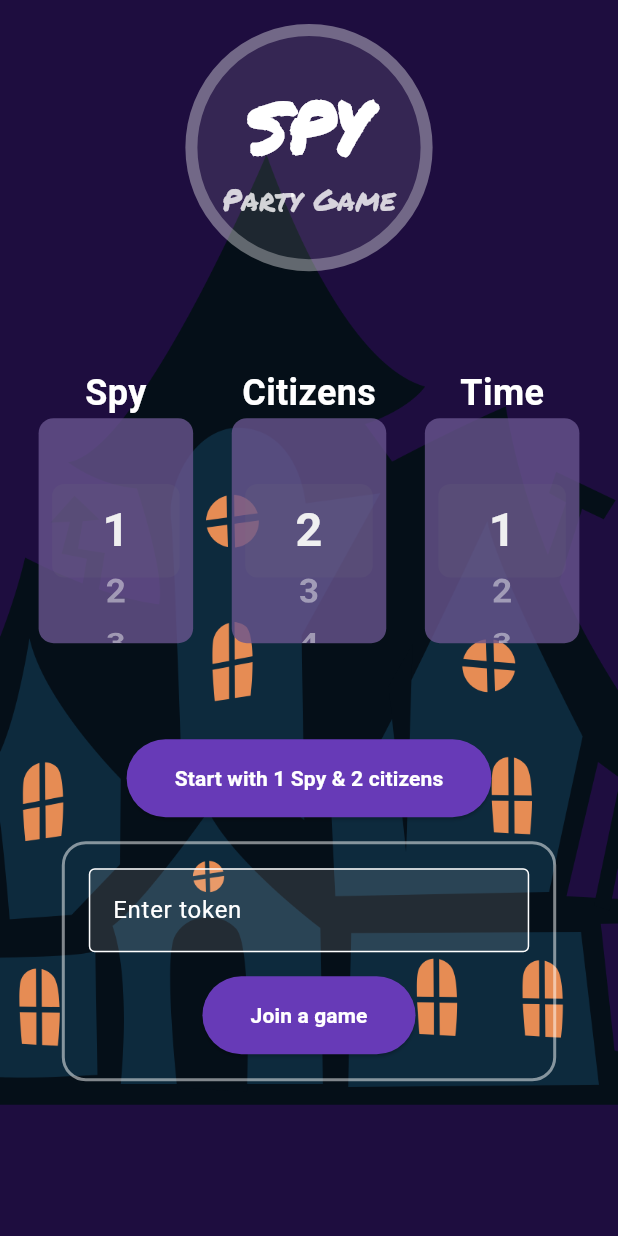
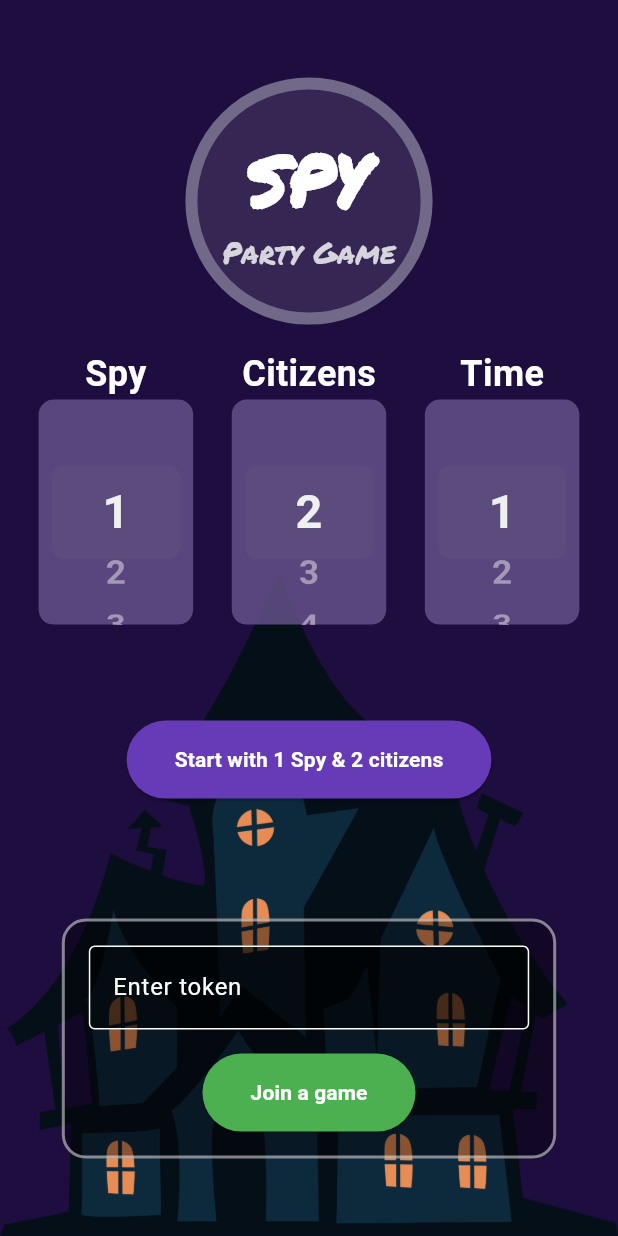
Before and after one commit to miladdiaz/spy_game, a Flutter app: the screen it shows after launch, on a phone screen of 412 x 824 dp. Run offline on Flutter 3.47's test engine with Material 3 defaults, Android fonts, the light colour scheme and no system bars; our stand-ins replace flutter_riverpod, socket_io_client.

Commit message:
join the game

```diff
--- a/lib/providers/game_provider.dart
+++ b/lib/providers/game_provider.dart
@@ -75,8 +75,6 @@ class GameNotifier extends Notifier<Game> {
     state = state.copyWith(token: result['token']);
   }
 
-  List<String> pls = [];
-
   void startSocket() {
     io.Socket socket = io.io('http://192.168.11.111:3000',
         io.OptionBuilder().setTransports(['websocket']).build());
@@ -99,6 +97,10 @@ class GameNotifier extends Notifier<Game> {
     socket.on('connect_error', (_) => print(_));
     socket.on('connecting', (_) => print(_));
   }
+
+  void joinGame(String token) {
+    state = state.copyWith(token: token);
+  }
 }
 
 final gameNotifierProvider = NotifierProvider<GameNotifier, Game>(() {
--- a/lib/screens/home_screen.dart
+++ b/lib/screens/home_screen.dart
@@ -3,6 +3,7 @@ import 'package:flutter_riverpod/flutter_riverpod.dart';
 import 'package:spy_game/providers/game_provider.dart';
 import 'package:spy_game/widgets/button.dart';
 import 'package:spy_game/widgets/counter.dart';
+import 'package:spy_game/widgets/join_game_container.dart';
 import 'package:spy_game/widgets/logo.dart';
 
 class HomeScreen extends ConsumerWidget {
@@ -14,23 +15,27 @@ class HomeScreen extends ConsumerWidget {
     final gameNotifier = ref.read(gameNotifierProvider.notifier);
 
     return Scaffold(
+      extendBody: true,
       backgroundColor: const Color.fromARGB(255, 30, 13, 63),
-      body: SafeArea(
-        child: SingleChildScrollView(
-          reverse: true,
-          child: Container(
+      body: Container(
+        width: double.infinity,
+        height: double.infinity,
         decoration: const BoxDecoration(
           image: DecorationImage(
             image: AssetImage("assets/images/dark_house.png"),
-                fit: BoxFit.cover,
+            fit: BoxFit.contain,
             alignment: Alignment.bottomCenter,
           ),
         ),
+        child: SafeArea(
+          child: Center(
+            child: SingleChildScrollView(
+              reverse: true,
               child: Column(
+                mainAxisAlignment: MainAxisAlignment.center,
+                // crossAxisAlignment: CrossAxisAlignment.stretch,
                 children: [
-                const SizedBox(height: 16),
                   const Logo(),
-                const SizedBox(height: 64),
                   Row(
                     mainAxisAlignment: MainAxisAlignment.spaceEvenly,
                     crossAxisAlignment: CrossAxisAlignment.center,
@@ -65,54 +70,10 @@ class HomeScreen extends ConsumerWidget {
                       });
                     },
                   ),
-                Container(
-                  width: MediaQuery.of(context).size.width * 0.8,
-                  margin: const EdgeInsets.symmetric(vertical: 16),
-                  padding: const EdgeInsets.symmetric(
-                    horizontal: 16,
-                    vertical: 16,
-                  ),
-                  decoration: BoxDecoration(
-                    // color: Colors.white.withOpacity(0.3),
-                    border: Border.all(
-                        color: Colors.white.withOpacity(0.5), width: 2),
-                    borderRadius: BorderRadius.circular(16),
-                  ),
-                  child: Column(
-                    children: [
-                      TextField(
-                        keyboardType: TextInputType.text,
-                        decoration: InputDecoration(
-                          labelText: 'Enter token',
-                          labelStyle: const TextStyle(color: Colors.white),
-                          border: const OutlineInputBorder(),
-                          focusedBorder: const OutlineInputBorder(
-                            borderSide: BorderSide(color: Colors.white),
-                          ),
-                          enabledBorder: const OutlineInputBorder(
-                            borderSide: BorderSide(color: Colors.white),
-                          ),
-                          disabledBorder: const OutlineInputBorder(
-                            borderSide: BorderSide(color: Colors.white),
-                          ),
-                          filled: true,
-                          fillColor: Colors.white.withOpacity(0.1231),
-                        ),
-                        onChanged: (value) {},
-                      ),
-                      const SizedBox(height: 16),
-                      Button(
-                        label: 'Join a game',
-                        onPressed: () {
-                          gameNotifier.startGame().then((value) {
-                            // join the game
-                          });
-                        },
-                      ),
+                  const SizedBox(height: 64),
+                  const JoinGameContainer(),
                 ],
               ),
-                )
-              ],
             ),
           ),
         ),
--- /dev/null
+++ b/lib/widgets/join_game_container.dart
@@ -0,0 +1,65 @@
+import 'package:flutter/material.dart';
+import 'package:flutter_riverpod/flutter_riverpod.dart';
+import 'package:spy_game/providers/game_provider.dart';
+import 'package:spy_game/widgets/button.dart';
+
+class JoinGameContainer extends ConsumerWidget {
+  const JoinGameContainer({super.key});
+
+  @override
+  Widget build(BuildContext context, WidgetRef ref) {
+    final gameNotifier = ref.read(gameNotifierProvider.notifier);
+
+    return Container(
+      width: MediaQuery.of(context).size.width * 0.8,
+      margin: const EdgeInsets.symmetric(vertical: 16),
+      padding: const EdgeInsets.symmetric(
+        horizontal: 16,
+        vertical: 16,
+      ),
+      decoration: BoxDecoration(
+        color: Colors.black.withOpacity(0.4),
+        border: Border.all(
+          color: Colors.white.withOpacity(0.5),
+          width: 2,
+        ),
+        borderRadius: BorderRadius.circular(16),
+      ),
+      child: Column(
+        children: [
+          TextField(
+            keyboardType: TextInputType.text,
+            style: const TextStyle(color: Colors.white),
+            decoration: InputDecoration(
+              labelText: 'Enter token',
+              labelStyle: const TextStyle(color: Colors.white),
+              border: const OutlineInputBorder(),
+              focusedBorder: OutlineInputBorder(
+                borderSide: const BorderSide(color: Colors.white),
+                borderRadius: BorderRadius.circular(12),
+              ),
+              enabledBorder: const OutlineInputBorder(
+                borderSide: BorderSide(color: Colors.white),
+              ),
+              disabledBorder: const OutlineInputBorder(
+                borderSide: BorderSide(color: Colors.white),
+              ),
+              filled: true,
+              fillColor: Colors.black.withOpacity(0.5),
+            ),
+            onChanged: (value) {},
+          ),
+          const SizedBox(height: 16),
+          Button(
+            color: Colors.green,
+            label: 'Join a game',
+            onPressed: () {
+              gameNotifier.joinGame("23478");
+              Navigator.pushNamed(context, '/play');
+            },
+          ),
+        ],
+      ),
+    );
+  }
+}
--- a/lib/widgets/logo.dart
+++ b/lib/widgets/logo.dart
@@ -6,6 +6,7 @@ class Logo extends StatelessWidget {
   @override
   Widget build(BuildContext context) {
     return Container(
+      margin: const EdgeInsets.symmetric(vertical: 16),
       width: MediaQuery.of(context).size.width * 0.4,
       height: MediaQuery.of(context).size.width * 0.4,
       decoration: BoxDecoration(
```
Lines whose indentation alone changed are shown as unchanged.
